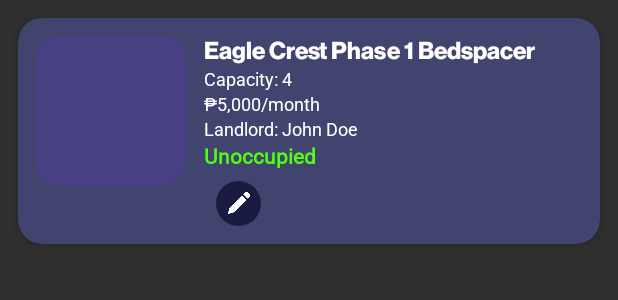
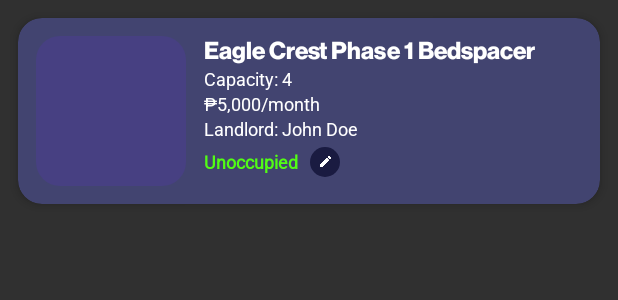
Before and after one commit to sheeshabolshaning/DormSpotAndroid, an Android app: the layout item_listing.xml on its own in the app's theme, with its tools: preview values and no code run, on a phone screen of 412 x 824 dp. Shown: the top 300 px of the screen. Run offline under Robolectric (Android 15) with nearby library versions, the phone set to English and light mode, and no system bars.

Commit message:
working listing database rah grr

```diff
--- a/app/src/main/java/com/example/dormspot/MainActivitySpottee/Listing.java
+++ b/app/src/main/java/com/example/dormspot/MainActivitySpottee/Listing.java
@@ -2,7 +2,7 @@ package com.example.dormspot.MainActivitySpottee;
 
 public class Listing {
     private String dormName;
-    private int capacity;
+    private String capacity;
     private double price;
     private String landlord;
     private String status;
@@ -14,7 +14,7 @@ public class Listing {
         // Required empty constructor for Firestore
     }
 
-    public Listing(String dormName, int capacity, double price, String landlord, String status, String imageUrl, int Id) {
+    public Listing(String dormName, String capacity, double price, String landlord, String status, String imageUrl, int Id) {
         this.dormName = dormName;
         this.capacity = capacity;
         this.price = price;
@@ -26,7 +26,7 @@ public class Listing {
 
     // Getters
     public String getDormName() { return dormName; }
-    public int getCapacity() { return capacity; }
+    public String getCapacity() { return capacity; }
     public double getPrice() { return price; }
     public String getLandlord() { return landlord; }
     public String getStatus() { return status; }
--- a/app/src/main/res/layout/item_listing.xml
+++ b/app/src/main/res/layout/item_listing.xml
@@ -68,6 +68,13 @@
                 android:textSize="12sp"
                 android:fontFamily="@font/roboto"/>
 
+            <LinearLayout
+                android:layout_width="wrap_content"
+                android:layout_height="wrap_content"
+                android:orientation="horizontal"
+                android:layout_marginTop="4dp"
+                android:gravity="center_vertical">
+
                 <TextView
                     android:id="@+id/textView_dormStatus"
                     android:layout_width="wrap_content"
@@ -75,18 +82,20 @@
                     android:text="Unoccupied"
                     android:textColor="#52FD15"
                     android:textStyle="bold"
-                android:fontFamily="@font/roboto"/>
+                    android:fontFamily="@font/roboto"
+                    android:textSize="12sp" />
 
-            <!-- Edit Button -->
+                <!-- Edit Button aligned with dorm status -->
                 <ImageView
                     android:id="@+id/button_edit_listing"
-                android:layout_width="30dp"
-                android:layout_height="30dp"
+                    android:layout_width="20dp"
+                    android:layout_height="20dp"
                     android:layout_marginStart="8dp"
-                android:layout_marginTop="7dp"
                     android:background="@drawable/rounded_button2"
                     android:src="@drawable/editicon"
+                    android:padding="2dp"
                     card_view:tint="#FFFFFF" />
+            </LinearLayout>
 
         </LinearLayout>
     </LinearLayout>
```
Lines whose indentation alone changed are shown as unchanged.
